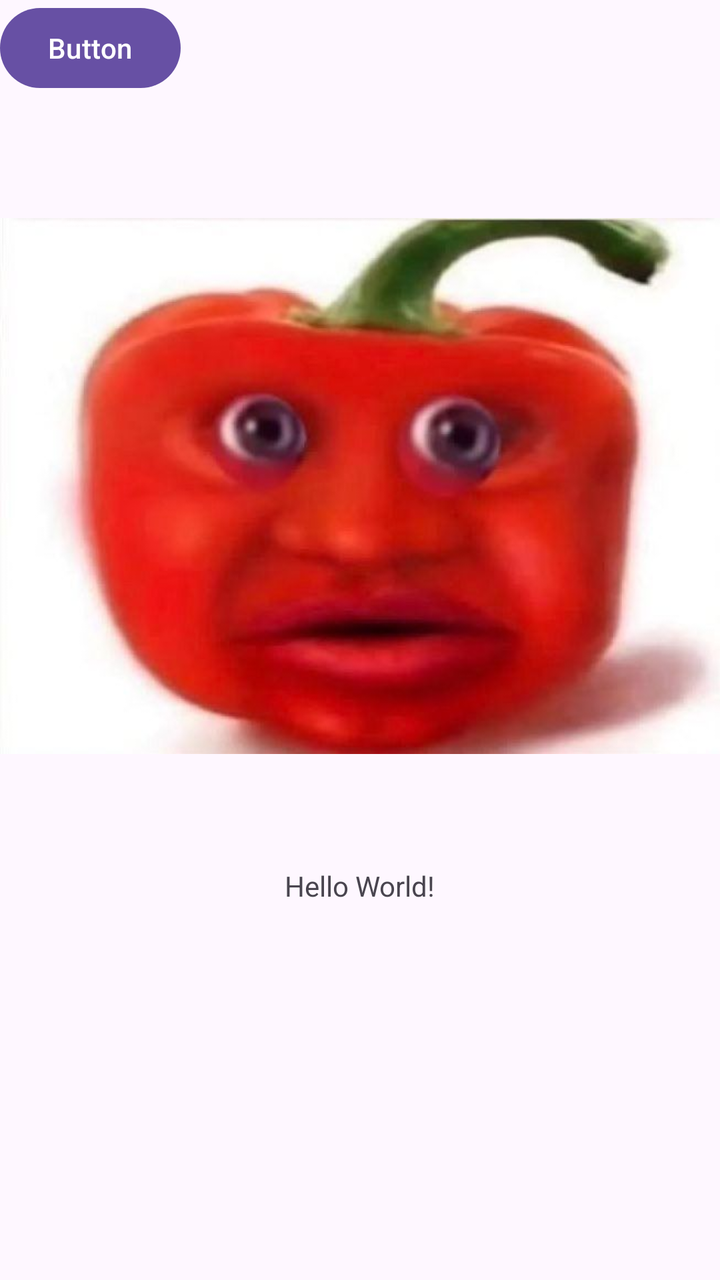
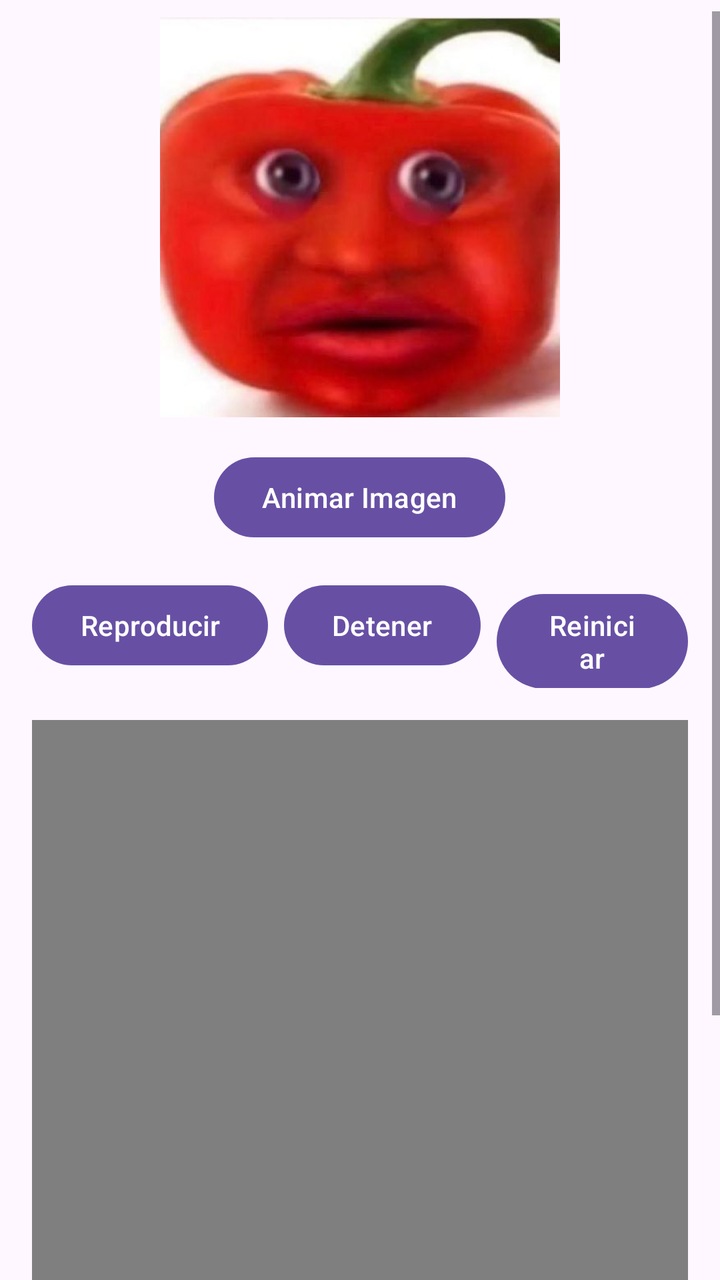

Before-and-after screenshots of an Android layout around one commit, followed by the original layout XML and the change that was made.
<!-- AndroidManifest.xml: application theme Theme.AppElementosMultimedia -->
<!-- res/layout/activity_main.xml -->
<?xml version="1.0" encoding="utf-8"?>
<androidx.constraintlayout.widget.ConstraintLayout xmlns:android="http://schemas.android.com/apk/res/android"
    xmlns:app="http://schemas.android.com/apk/res-auto"
    xmlns:tools="http://schemas.android.com/tools"
    android:id="@+id/main"
    android:layout_width="match_parent"
    android:layout_height="match_parent"
    tools:context=".MainActivity">

    <TextView
        android:layout_width="wrap_content"
        android:layout_height="wrap_content"
        android:text="Hello World!"
        app:layout_constraintBottom_toBottomOf="parent"
        app:layout_constraintEnd_toEndOf="parent"
        app:layout_constraintStart_toStartOf="parent"
        app:layout_constraintTop_toTopOf="parent"
        app:layout_constraintVertical_bias="0.698" />

    <ImageView
        android:id="@+id/imageView"
        android:layout_width="wrap_content"
        android:layout_height="wrap_content"
        app:srcCompat="@drawable/morron"
        tools:layout_editor_absoluteX="0dp"
        tools:layout_editor_absoluteY="-6dp" />

    <Button
        android:id="@+id/button"
        android:layout_width="wrap_content"
        android:layout_height="wrap_content"
        android:text="Button"
        tools:layout_editor_absoluteX="159dp"
        tools:layout_editor_absoluteY="596dp" />


</androidx.constraintlayout.widget.ConstraintLayout>
<!-- resources referenced by this layout -->
<resources>
  <!-- drawable morron: jpg bitmap (drawable, 22808 bytes) -->
  <style name="Theme.AppElementosMultimedia" parent="Base.Theme.AppElementosMultimedia" />
  <style name="Base.Theme.AppElementosMultimedia" parent="Theme.Material3.DayNight.NoActionBar">
          
          
      </style>
</resources>

<!-- the commit's change to res/layout/activity_main.xml (unified diff, before → after) -->
@@ -1,37 +1,95 @@
 <?xml version="1.0" encoding="utf-8"?>
-<androidx.constraintlayout.widget.ConstraintLayout xmlns:android="http://schemas.android.com/apk/res/android"
+<ScrollView xmlns:android="http://schemas.android.com/apk/res/android"
     xmlns:app="http://schemas.android.com/apk/res-auto"
     xmlns:tools="http://schemas.android.com/tools"
     android:id="@+id/main"
     android:layout_width="match_parent"
     android:layout_height="match_parent"
+    android:fillViewport="true"
     tools:context=".MainActivity">
 
-    <TextView
-        android:layout_width="wrap_content"
+    <LinearLayout
+        android:layout_width="match_parent"
         android:layout_height="wrap_content"
-        android:text="Hello World!"
-        app:layout_constraintBottom_toBottomOf="parent"
-        app:layout_constraintEnd_toEndOf="parent"
-        app:layout_constraintStart_toStartOf="parent"
-        app:layout_constraintTop_toTopOf="parent"
-        app:layout_constraintVertical_bias="0.698" />
+        android:orientation="vertical"
+        android:padding="16dp"
+        android:gravity="center_horizontal">
 
-    <ImageView
-        android:id="@+id/imageView"
-        android:layout_width="wrap_content"
-        android:layout_height="wrap_content"
-        app:srcCompat="@drawable/morron"
-        tools:layout_editor_absoluteX="0dp"
-        tools:layout_editor_absoluteY="-6dp" />
+        <ImageView
+            android:id="@+id/imageView"
+            android:layout_width="200dp"
+            android:layout_height="200dp"
+            android:layout_marginBottom="16dp"
+            android:scaleType="centerCrop"
+            android:src="@drawable/morron" />
 
-    <Button
-        android:id="@+id/button"
-        android:layout_width="wrap_content"
-        android:layout_height="wrap_content"
-        android:text="Button"
-        tools:layout_editor_absoluteX="159dp"
-        tools:layout_editor_absoluteY="596dp" />
+        <Button
+            android:id="@+id/animateButton"
+            android:layout_width="wrap_content"
+            android:layout_height="wrap_content"
+            android:layout_marginBottom="16dp"
+            android:text="Animar Imagen" />
 
+        <LinearLayout
+            android:layout_width="wrap_content"
+            android:layout_height="wrap_content"
+            android:orientation="horizontal"
+            android:layout_marginBottom="16dp">
 
-</androidx.constraintlayout.widget.ConstraintLayout>
+            <Button
+                android:id="@+id/playAudioButton"
+                android:layout_width="wrap_content"
+                android:layout_height="wrap_content"
+                android:text="Reproducir" />
+
+            <Button
+                android:id="@+id/stopAudioButton"
+                android:layout_width="wrap_content"
+                android:layout_height="wrap_content"
+                android:layout_marginStart="8dp"
+                android:text="Detener" />
+
+            <Button
+                android:id="@+id/restartAudioButton"
+                android:layout_width="wrap_content"
+                android:layout_height="wrap_content"
+                android:layout_marginStart="8dp"
+                android:text="Reiniciar" />
+        </LinearLayout>
+
+        <VideoView
+            android:id="@+id/myVideoView"
+            android:layout_width="match_parent"
+            android:layout_height="280dp"
+            android:layout_marginBottom="16dp" />
+
+        <LinearLayout
+            android:layout_width="match_parent"
+            android:layout_height="match_parent"
+            android:orientation="horizontal"
+            android:gravity="center_horizontal"
+            android:padding="16dp" >
+
+            <Button
+                android:id="@+id/playAudioButtom"
+                android:layout_width="wrap_content"
+                android:layout_height="wrap_content"
+                android:text="Reproducir" />
+
+            <Button
+                android:id="@+id/stopAudioButtom"
+                android:layout_width="wrap_content"
+                android:layout_height="wrap_content"
+                android:layout_marginStart="8dp"
+                android:text="Detener" />
+
+            <Button
+                android:id="@+id/restartAudioButtom"
+                android:layout_width="wrap_content"
+                android:layout_height="wrap_content"
+                android:layout_marginStart="8dp"
+                android:text="Reiniciar" />
+        </LinearLayout>
+
+    </LinearLayout>
+</ScrollView>
